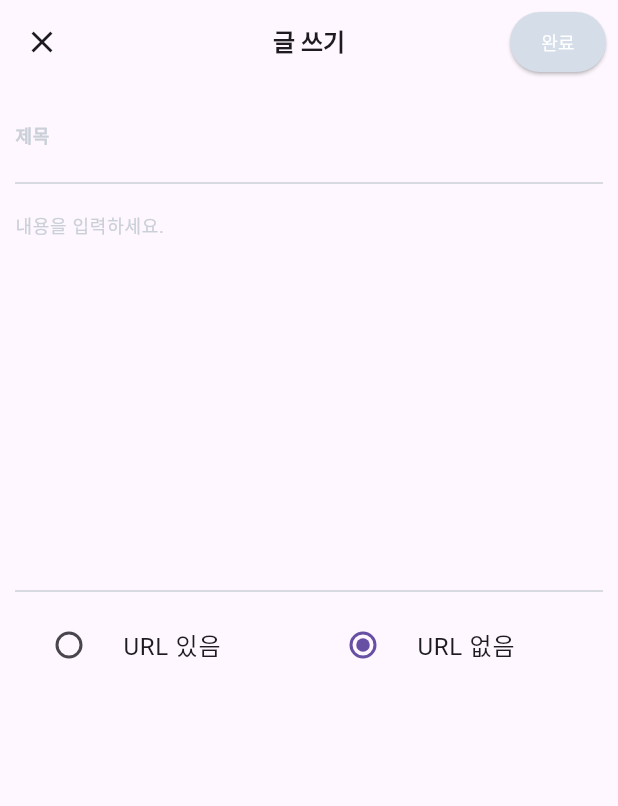
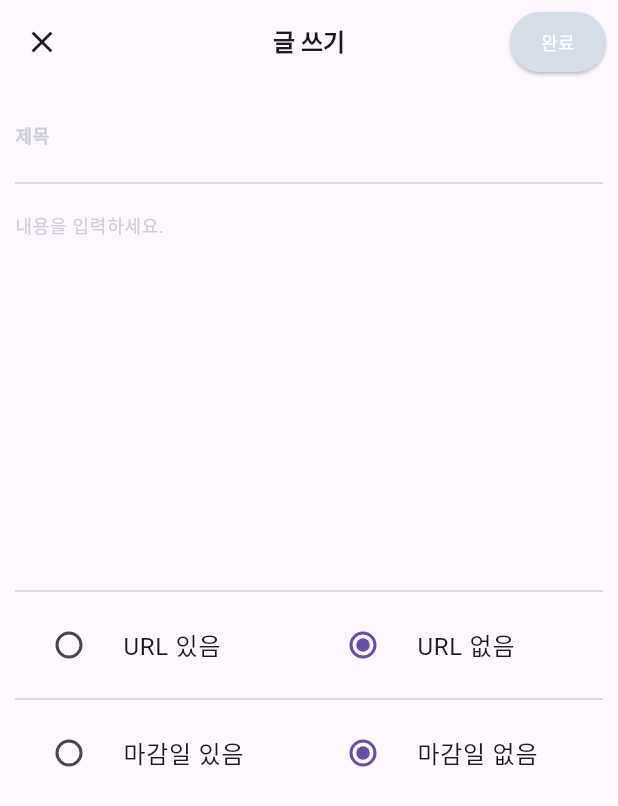
Before and after one commit to hyojeong130/mokhajoha, a Flutter app: the screen it shows after launch, after a tap on "글쓰기", on a phone screen of 412 x 824 dp. Shown: the top 806 px of the screen. Run offline on Flutter 3.47's test engine with Material 3 defaults, Android fonts, the phone set to English and light mode, and no system bars; our stand-ins replace get; network calls fail.

Commit message:
마감기한 입력

```diff
--- a/loopy_friends2/lib/controller/write_page_controller.dart
+++ b/loopy_friends2/lib/controller/write_page_controller.dart
@@ -4,7 +4,7 @@ import 'package:loopy_friends2/constants/url.dart';
 import 'dart:convert';
 
 class PostController extends GetxController {
-  Future<void> sendPost(String title, String content, String category, String urllink) async {
+  Future<void> sendPost(String title, String content, String category, String urllink, String deadline) async {
     String url = '${Urls.apiUrl}notice/';
 
     final response = await http.post(
@@ -18,6 +18,7 @@ class PostController extends GetxController {
         'content': content,
         'category': category,
         'url': urllink,
+        'deadline': deadline,
       }),
     );
 
--- a/loopy_friends2/lib/view/write_page/write_page_view.dart
+++ b/loopy_friends2/lib/view/write_page/write_page_view.dart
@@ -13,9 +13,11 @@ class _WritePageViewState extends State<WritePageView> {
   final TextEditingController _titleController = TextEditingController();
   final TextEditingController _contentController = TextEditingController();
   final TextEditingController _urlController = TextEditingController();
+  final TextEditingController _deadlineController = TextEditingController();
   final PostController postController = Get.find<PostController>();
 
   bool _isUrlEnabled = false;
+  bool _isDeadlineEnabled = false;
 
   @override
   Widget build(BuildContext context) {
@@ -52,6 +54,7 @@ class _WritePageViewState extends State<WritePageView> {
                       _contentController.text,
                       category,
                       _isUrlEnabled ? _urlController.text : '없음',
+                      _isDeadlineEnabled ? _deadlineController.text : '없음',
                     );
                     Navigator.of(context).pop();
                   },
@@ -143,6 +146,53 @@ class _WritePageViewState extends State<WritePageView> {
                     ),
                   ),
                 ),
+              const Divider(
+                thickness: 1,
+                color: Color.fromARGB(255, 203, 208, 216),
+              ),
+              Row(
+                children: [
+                  Expanded(
+                    child: RadioListTile<bool>(
+                      title: const Text('마감일 있음'),
+                      value: true,
+                      groupValue: _isDeadlineEnabled,
+                      onChanged: (bool? value) {
+                        setState(() {
+                          _isDeadlineEnabled = value!;
+                        });
+                      },
+                    ),
+                  ),
+                  Expanded(
+                    child: RadioListTile<bool>(
+                      title: const Text('마감일 없음'),
+                      value: false,
+                      groupValue: _isDeadlineEnabled,
+                      onChanged: (bool? value) {
+                        setState(() {
+                          _isDeadlineEnabled = value!;
+                          if (!_isDeadlineEnabled) {
+                            _deadlineController.text = '없음';
+                          }
+                        });
+                      },
+                    ),
+                  ),
+                ],
+              ),
+              if (_isDeadlineEnabled)
+                TextField(
+                  controller: _deadlineController,
+                  decoration: const InputDecoration(
+                    hintText: '마감일을 입력하세요. ex) YYYYMMDD 20240717',
+                    border: InputBorder.none,
+                    hintStyle: TextStyle(
+                      color: Color.fromARGB(255, 203, 208, 216),
+                      fontSize: 12,
+                    ),
+                  ),
+                ),
             ])));
   }
 }
```
